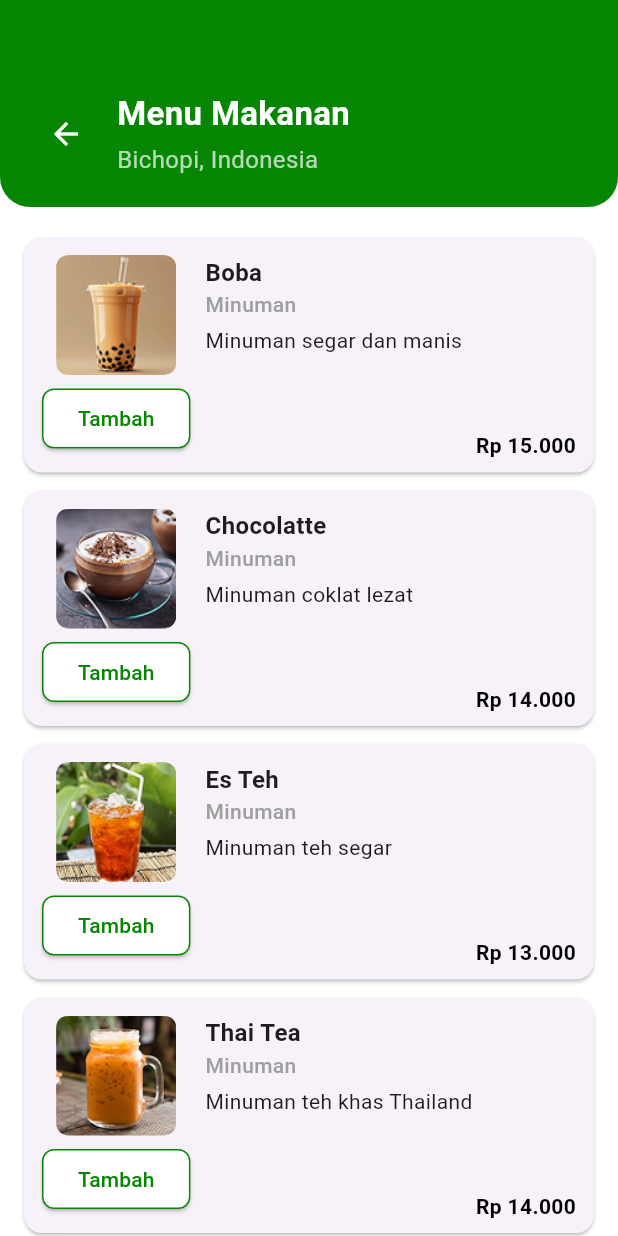
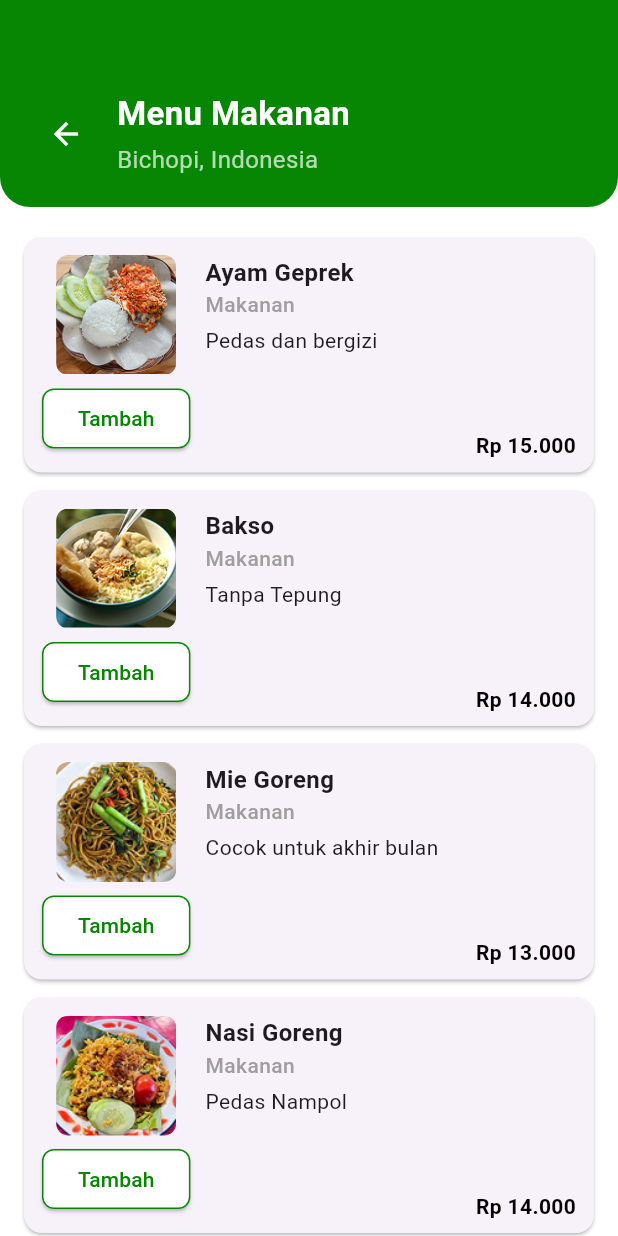
Before and after one commit to rynn26/bicopi, a Flutter app: the screen it shows after launch, after a tap on "Makanan", on a phone screen of 412 x 824 dp. Run offline on Flutter 3.47's test engine with Material 3 defaults, Android fonts, the light colour scheme and no system bars; our stand-ins replace carousel_slider, curved_navigation_bar; network calls fail.

Commit message:
revisi frontend reservasi,menu,profile

```diff
--- a/bichopi_mobile/lib/menu_makanan.dart
+++ b/bichopi_mobile/lib/menu_makanan.dart
@@ -13,32 +13,32 @@ class FoodMenuPage extends StatefulWidget {
 class _FoodMenuPageState extends State<FoodMenuPage> {
   List<Map<String, dynamic>> menuItems = [
      {
-      "name": "Boba",
-      "category": "Minuman",
-      "description": "Minuman segar dan manis",
+      "name": "Ayam Geprek",
+      "category": "Makanan",
+      "description": "Pedas dan bergizi",
       "price": "15.000",
-      "image": "assets/boba.png"
+      "image": "assets/ayamgeprek.png"
     },
     {
-      "name": "Chocolatte",
-      "category": "Minuman",
-      "description": "Minuman coklat lezat",
+      "name": "Bakso",
+      "category": "Makanan",
+      "description": "Tanpa Tepung",
       "price": "14.000",
-      "image": "assets/chocolatte.png"
+      "image": "assets/bakso.png"
     },
     {
-      "name": "Es Teh",
-      "category": "Minuman",
-      "description": "Minuman teh segar",
+      "name": "Mie Goreng",
+      "category": "Makanan",
+      "description": "Cocok untuk akhir bulan",
       "price": "13.000",
-      "image": "assets/tea.png"
+      "image": "assets/mie_goreng.png"
     },
     {
-      "name": "Thai Tea",
-      "category": "Minuman",
-      "description": "Minuman teh khas Thailand",
+      "name": "Nasi Goreng",
+      "category": "Makanan",
+      "description": "Pedas Nampol",
       "price": "14.000",
-      "image": "assets/thai_tea.png"
+      "image": "assets/nasi_goreng.png"
     },
   ];
 
--- a/bichopi_mobile/lib/menu_snack.dart
+++ b/bichopi_mobile/lib/menu_snack.dart
@@ -50,7 +50,7 @@ class _SnackMenuPageState extends State<SnackMenuPage> {
           padding: const EdgeInsets.all(12),
           height: 80, // Mengurangi ukuran popup
           decoration: const BoxDecoration(
-            color: Colors.green,
+            color:  Color(0xFF078603),
             borderRadius: BorderRadius.vertical(top: Radius.circular(12)),
           ),
           child: Row(
@@ -100,7 +100,7 @@ class _SnackMenuPageState extends State<SnackMenuPage> {
           Container(
             padding: const EdgeInsets.all(20),
             decoration: const BoxDecoration(
-              color: Colors.green,
+              color:  Color(0xFF078603),
               borderRadius: BorderRadius.only(
                 bottomLeft: Radius.circular(20),
                 bottomRight: Radius.circular(20),
@@ -186,7 +186,7 @@ class _SnackMenuPageState extends State<SnackMenuPage> {
                                   ),
                                   child: const Text(
                                     "Tambah",
-                                    style: TextStyle(color: Colors.green),
+                                    style: TextStyle(color:  Color(0xFF078603),),
                                   ),
                                 ),
                               ],
--- a/bichopi_mobile/lib/profile.dart
+++ b/bichopi_mobile/lib/profile.dart
@@ -13,20 +13,30 @@ class ProfilePage extends StatelessWidget {
   @override
   Widget build(BuildContext context) {
     return Scaffold(
-      appBar: AppBar(
+      appBar: PreferredSize(
+        preferredSize: Size.fromHeight(70), // Samakan tinggi dengan contoh
+        child: ClipRRect(
+          borderRadius: BorderRadius.only(
+            bottomLeft: Radius.circular(25), // Radius membulat untuk estetika
+            bottomRight: Radius.circular(25),
+          ),
+          child: AppBar(
             title: Text(
               'Profile Pengguna',
-          style: TextStyle(color: Colors.white), // Warna title putih
+              style: TextStyle(color: Colors.white, fontSize: 20, fontWeight: FontWeight.bold),
             ),
-        backgroundColor: Color(0xFF078603), // Hijau lebih elegan
+            backgroundColor: Color(0xFF078603), // Warna hijau elegan
             centerTitle: true,
             iconTheme: IconThemeData(color: Colors.white), // Warna ikon kembali putih
+            elevation: 0, // Hilangkan shadow agar lebih smooth
+          ),
+        ),
       ),
       body: SingleChildScrollView(
         child: Padding(
           padding: EdgeInsets.symmetric(horizontal: 24.0, vertical: 30),
           child: Column(
-            crossAxisAlignment: CrossAxisAlignment.center,
+            crossAxisAlignment: CrossAxisAlignment.start,
             children: [
               Center(
                 child: CircleAvatar(
@@ -41,28 +51,29 @@ class ProfilePage extends StatelessWidget {
               _buildProfileField("Email", email),
               _buildProfileField("No Telepon", noTelepon),
               SizedBox(height: 20),
-              SizedBox(
-                width: double.infinity,
-                child: ElevatedButton.icon(
-                  onPressed: () {
+
+              // Ubah data pribadi sebagai teks dengan ikon
+              GestureDetector(
+                onTap: () {
                   // Navigasi ke halaman Edit Profile
                   Navigator.push(
                     context,
                     MaterialPageRoute(builder: (context) => EditProfilePage()),
                   );
                 },
-                  icon: Icon(Icons.edit, color: Colors.white),
-                  label: Text(
-                    'Ubah Data Pribadi',
-                    style: TextStyle(fontSize: 16, color: Colors.white),
-                  ),
-                  style: ElevatedButton.styleFrom(
-                    backgroundColor: Color(0xFF078603), // Warna hijau elegan
-                    padding: EdgeInsets.symmetric(vertical: 14),
-                    shape: RoundedRectangleBorder(
-                      borderRadius: BorderRadius.circular(8),
+                child: Row(
+                  children: [
+                    Icon(Icons.article, size: 24, color: Colors.black), // Ikon di sebelah kiri
+                    SizedBox(width: 8), // Spasi antara ikon dan teks
+                    Text(
+                      'Ubah data pribadi',
+                      style: TextStyle(
+                        fontSize: 16,
+                        fontWeight: FontWeight.bold,
+                        color: Colors.black,
                       ),
                     ),
+                  ],
                 ),
               ),
             ],
@@ -83,16 +94,12 @@ class ProfilePage extends StatelessWidget {
             style: TextStyle(fontSize: 16, fontWeight: FontWeight.w500),
           ),
           SizedBox(height: 5),
-          Container(
-            width: double.infinity,
-            padding: EdgeInsets.symmetric(vertical: 14, horizontal: 12),
-            decoration: BoxDecoration(
-              border: Border.all(color: Colors.black),
-              borderRadius: BorderRadius.circular(6),
-            ),
-            child: Text(
-              value,
-              style: TextStyle(fontSize: 16),
+          TextField(
+            controller: TextEditingController(text: value),
+            readOnly: true,
+            decoration: InputDecoration(
+              border: OutlineInputBorder(),
+              contentPadding: EdgeInsets.symmetric(vertical: 14, horizontal: 12),
             ),
           ),
         ],
--- a/bichopi_mobile/lib/reservasi.dart
+++ b/bichopi_mobile/lib/reservasi.dart
@@ -25,17 +25,17 @@ class ReservationScreen extends StatelessWidget {
     {
       'name': 'Kursi Deretan Depan',
       'capacity': 'Kapasitas 20 Orang',
-      'image': 'assets/front-row.jpg',
+      'image': 'assets/reservasi1.png',
     },
     {
       'name': 'VIP Plate',
       'capacity': 'Kapasitas 10 Orang',
-      'image': 'assets/vip.jpg',
+      'image': 'assets/reservasi2.png',
     },
     {
       'name': 'Kursi Biasa',
       'capacity': 'Kapasitas 50 Orang',
-      'image': 'assets/regular.jpg',
+      'image': 'assets/reservasi3.png',
     },
   ];
 
@@ -44,14 +44,9 @@ class ReservationScreen extends StatelessWidget {
     return Scaffold(
       backgroundColor: Colors.grey[200],
       appBar: AppBar(
-        backgroundColor: Colors.green,
+        backgroundColor: Color(0xFF078603),
         elevation: 0,
-        leading: IconButton(
-          icon: const Icon(Icons.arrow_back, color: Colors.white),
-          onPressed: () {},
-        ),
-        title: const Text('Reservasi', style: TextStyle(color: Colors.white)),
-        centerTitle: true,
+
       ),
       body: Column(
         crossAxisAlignment: CrossAxisAlignment.start,
@@ -60,10 +55,12 @@ class ReservationScreen extends StatelessWidget {
           const Padding(
             padding: EdgeInsets.symmetric(horizontal: 16.0),
             child: Text(
+
               'Daftar Kategori Tempat',
               style: TextStyle(fontSize: 18, fontWeight: FontWeight.bold),
             ),
           ),
+           SizedBox(height: 20),
           Expanded(
             child: ListView.builder(
               padding: const EdgeInsets.symmetric(horizontal: 16),
@@ -97,7 +94,7 @@ class ReservationScreen extends StatelessWidget {
       width: double.infinity,
       padding: const EdgeInsets.symmetric(vertical: 10, horizontal: 16),
       decoration: const BoxDecoration(
-        color: Colors.green,
+        color: Color(0xFF078603),
         borderRadius: BorderRadius.only(
           bottomLeft: Radius.circular(20),
           bottomRight: Radius.circular(20),
@@ -127,11 +124,15 @@ class ReservationScreen extends StatelessWidget {
   Widget _buildCategoryCard(Map<String, String> category) {
   return Card(
     shape: RoundedRectangleBorder(borderRadius: BorderRadius.circular(15)),
-      elevation: 3,
+    elevation: 5, // Elevasi lebih tinggi agar efek shadow lebih jelas
+    shadowColor: Colors.grey.withOpacity(0.5),
     margin: const EdgeInsets.only(bottom: 15),
     child: Column(
       crossAxisAlignment: CrossAxisAlignment.start,
       children: [
+        Stack(
+          children: [
+            // Gambar dengan border radius
             ClipRRect(
               borderRadius: const BorderRadius.only(
                 topLeft: Radius.circular(15),
@@ -143,6 +144,47 @@ class ReservationScreen extends StatelessWidget {
                 height: 150,
                 fit: BoxFit.cover,
               ),
+            ),
+            // Overlay Gradient untuk membuat tampilan lebih elegan
+            Container(
+              width: double.infinity,
+              height: 150,
+              decoration: BoxDecoration(
+                borderRadius: const BorderRadius.only(
+                  topLeft: Radius.circular(15),
+                  topRight: Radius.circular(15),
+                ),
+                gradient: LinearGradient(
+                  begin: Alignment.topCenter,
+                  end: Alignment.bottomCenter,
+                  colors: [
+                    Colors.black.withOpacity(0.1),
+                    Colors.black.withOpacity(0.5),
+                  ],
+                ),
+              ),
+            ),
+            // Label kategori di pojok atas kiri
+            Positioned(
+              top: 8,
+              left: 8,
+              child: Container(
+                padding: const EdgeInsets.symmetric(vertical: 4, horizontal: 8),
+                decoration: BoxDecoration(
+                  color: Colors.blueAccent,
+                  borderRadius: BorderRadius.circular(8),
+                ),
+                child: const Text(
+                  "Featured",
+                  style: TextStyle(
+                    color: Colors.white,
+                    fontWeight: FontWeight.bold,
+                    fontSize: 12,
+                  ),
+                ),
+              ),
+            ),
+          ],
         ),
         Padding(
           padding: const EdgeInsets.all(12.0),
@@ -157,9 +199,16 @@ class ReservationScreen extends StatelessWidget {
                 ),
               ),
               const SizedBox(height: 4),
+              Row(
+                mainAxisAlignment: MainAxisAlignment.spaceBetween,
+                children: [
                   Text(
                     category['capacity']!,
                     style: const TextStyle(fontWeight: FontWeight.bold),
+                  ),
+                  // Ikon kecil untuk menunjukkan interaktivitas
+                  const Icon(Icons.arrow_forward_ios, size: 16, color: Colors.grey),
+                ],
               ),
             ],
           ),
@@ -168,4 +217,6 @@ class ReservationScreen extends StatelessWidget {
     ),
   );
 }
+
+
 }
--- a/bichopi_mobile/pubspec.yaml
+++ b/bichopi_mobile/pubspec.yaml
@@ -81,6 +81,10 @@ flutter:
     - assets/paketramadhan.jpg
     - assets/paketb.jpg
     - assets/bicopi.jpg
+    - assets/reservasi1.png
+    - assets/reservasi2.png
+    - assets/reservasi3.png
+    - assets/icon_wa.png
 
 
 
```
Also changed, not shown: bichopi_mobile/lib/bukti_reservasi.dart (+42 -29 lines), bichopi_mobile/lib/edit_profile.dart (+17 -8 lines), bichopi_mobile/lib/input_reservasi.dart (+91 -34 lines), bichopi_mobile/assets/icon_wa.png (added), bichopi_mobile/assets/reservasi1.png (added), bichopi_mobile/assets/reservasi2.png (added), bichopi_mobile/assets/reservasi3.png (added). Lines whose indentation alone changed are shown as unchanged.
